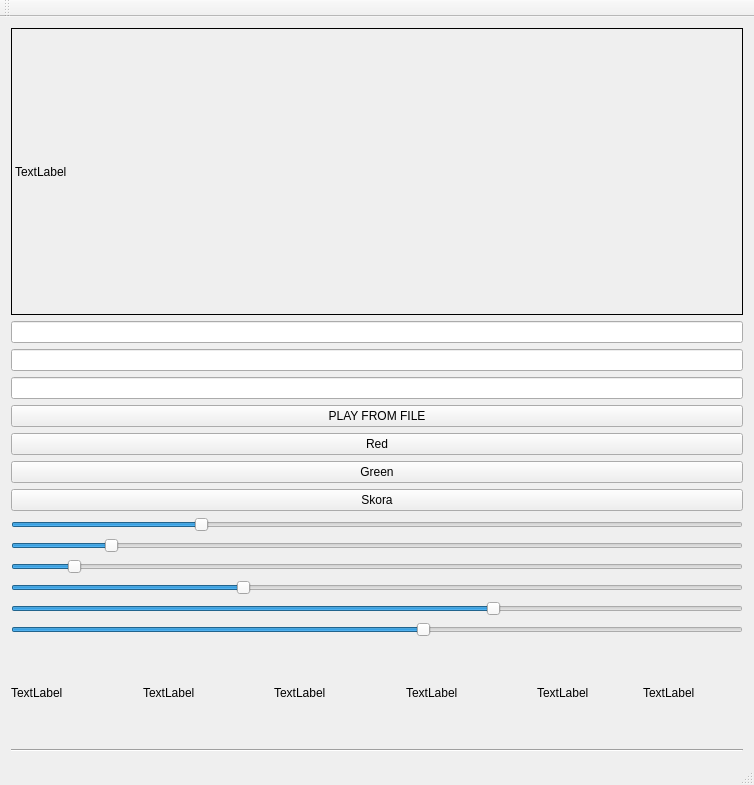
The window that Projekt/podstawa/mainwindow.ui (Strydrath/GestureDetection) describes before a commit, drawn with Qt 5.
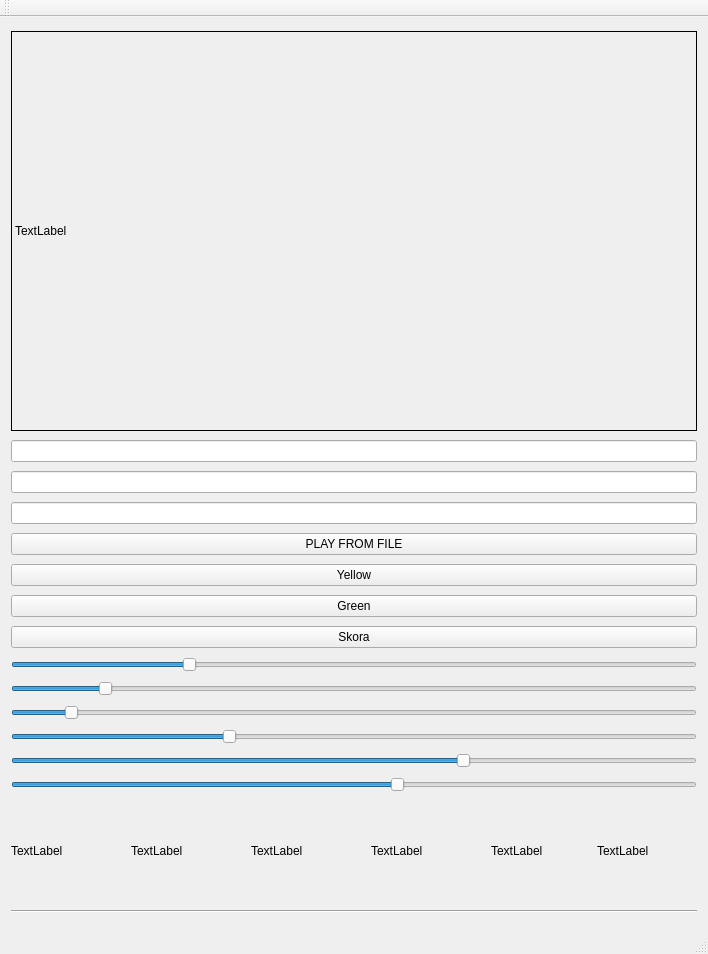
The same window after the commit.

What changed in the file:
```diff
--- a/Projekt/podstawa/mainwindow.ui
+++ b/Projekt/podstawa/mainwindow.ui
@@ -6,8 +6,8 @@
    <rect>
     <x>0</x>
     <y>0</y>
-    <width>754</width>
-    <height>785</height>
+    <width>708</width>
+    <height>954</height>
    </rect>
   </property>
   <property name="windowTitle">
@@ -29,6 +29,12 @@
         <height>0</height>
        </size>
       </property>
+      <property name="maximumSize">
+       <size>
+        <width>16777215</width>
+        <height>400</height>
+       </size>
+      </property>
       <property name="frameShape">
        <enum>QFrame::Box</enum>
       </property>
@@ -56,7 +62,7 @@
     <item>
      <widget class="QPushButton" name="pushButton_2">
       <property name="text">
-       <string>Red</string>
+       <string>Yellow</string>
       </property>
      </widget>
     </item>
@@ -156,6 +162,12 @@
      <layout class="QHBoxLayout" name="horizontalLayout">
       <item>
        <widget class="QLabel" name="label1">
+        <property name="maximumSize">
+         <size>
+          <width>16777215</width>
+          <height>100</height>
+         </size>
+        </property>
         <property name="layoutDirection">
          <enum>Qt::LeftToRight</enum>
         </property>
@@ -166,6 +178,12 @@
       </item>
       <item>
        <widget class="QLabel" name="label2">
+        <property name="maximumSize">
+         <size>
+          <width>16777215</width>
+          <height>100</height>
+         </size>
+        </property>
         <property name="text">
          <string>TextLabel</string>
         </property>
@@ -173,6 +191,12 @@
       </item>
       <item>
        <widget class="QLabel" name="label3">
+        <property name="maximumSize">
+         <size>
+          <width>16777215</width>
+          <height>100</height>
+         </size>
+        </property>
         <property name="text">
          <string>TextLabel</string>
         </property>
@@ -180,6 +204,12 @@
       </item>
       <item>
        <widget class="QLabel" name="label4">
+        <property name="maximumSize">
+         <size>
+          <width>16777215</width>
+          <height>100</height>
+         </size>
+        </property>
         <property name="text">
          <string>TextLabel</string>
         </property>
```
Left out of the diff: 2 changed lines with no effect on the pictures.
